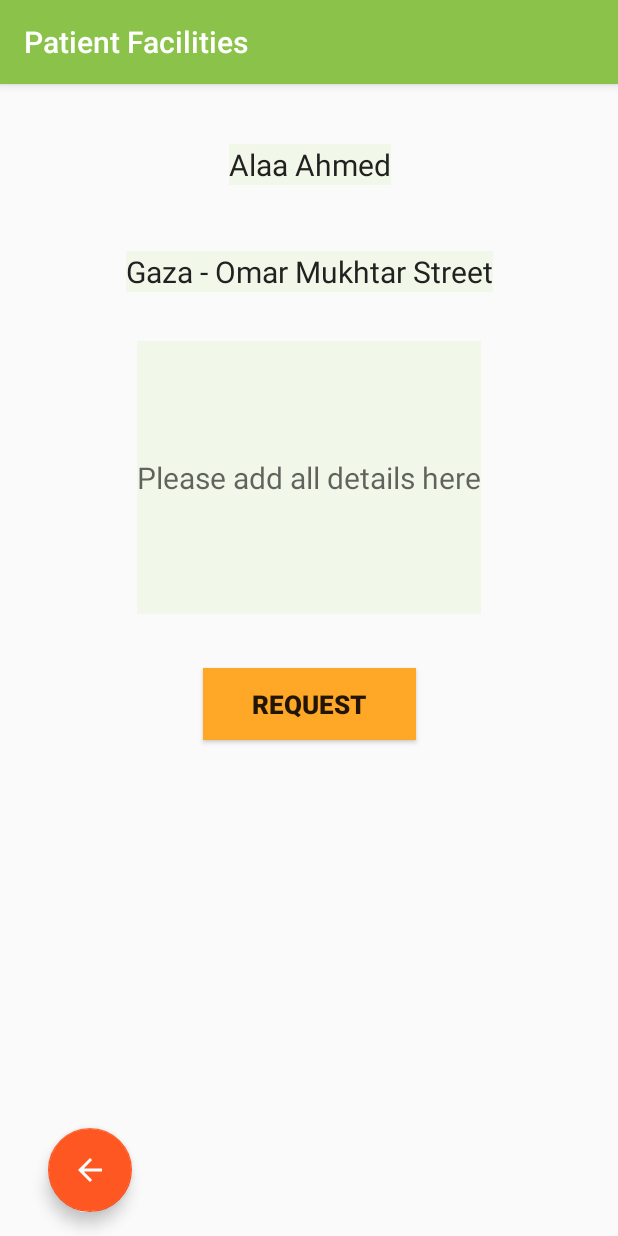
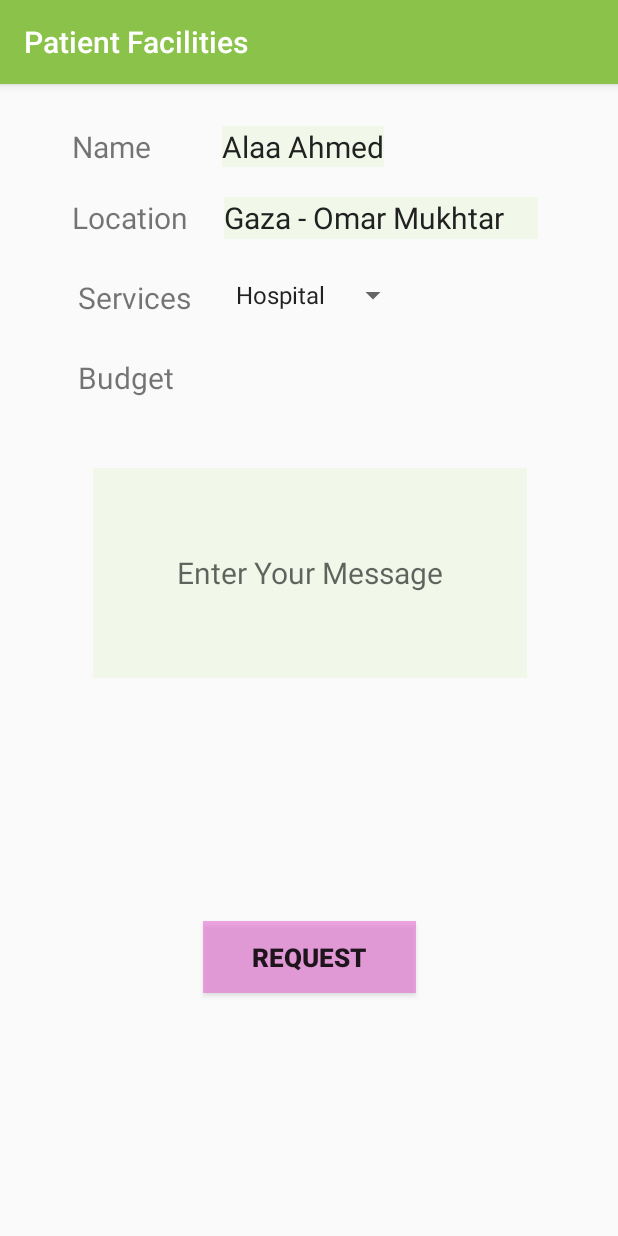
Before and after one commit to mohammedAlefrangy/AdvancedAndroid_MyGarden, an Android app: the patient_facilities screen opened directly, with no data from a screen before it, on a phone screen of 412 x 824 dp. Run offline under Robolectric (Android 15) with nearby library versions, the phone set to English and light mode, and no system bars.

Commit message:
edit patient

```diff
--- a/app/src/main/AndroidManifest.xml
+++ b/app/src/main/AndroidManifest.xml
@@ -49,7 +49,8 @@
         <activity
             android:name=".patient_facilities"
             android:label="Patient Facilities" />
-        <activity android:name=".story_details"></activity>
+        <activity android:name=".story_details" />
+        <activity android:name=".activity_message_list"></activity>
     </application>
 
 </manifest>
--- a/app/src/main/java/com/example/android/mygarden/ui/MainActivity.java
+++ b/app/src/main/java/com/example/android/mygarden/ui/MainActivity.java
@@ -34,6 +34,7 @@ import android.widget.ImageView;
 import android.widget.Toast;
 
 import com.example.android.mygarden.R;
+import com.example.android.mygarden.activity_message_list;
 import com.example.android.mygarden.patient_facilities;
 import com.example.android.mygarden.videosa_and_stories;
 
@@ -110,8 +111,8 @@ public class MainActivity
                 Toast.makeText(this, "messages is cliked", Toast.LENGTH_SHORT).show();
                 break;
             case R.id.chat:
-                Toast.makeText(this, "chat is cliked", Toast.LENGTH_SHORT).show();
-                break;
+                Intent intentchat = new Intent(MainActivity.this, activity_message_list.class);
+                startActivity(intentchat);                 break;
             case R.id.posts:
                 Toast.makeText(this, "posts is cliked", Toast.LENGTH_SHORT).show();
                 break;
--- a/app/src/main/res/layout/activity_patient_facilities.xml
+++ b/app/src/main/res/layout/activity_patient_facilities.xml
@@ -4,92 +4,138 @@
     xmlns:tools="http://schemas.android.com/tools"
     android:layout_width="match_parent"
     android:layout_height="match_parent"
-    tools:context=".patient_facilities">
+    tools:context=".patient_facilities"
+    tools:layout_editor_absoluteY="81dp">
+
+    <TextView
+        android:id="@+id/tv_mony"
+        android:layout_width="81dp"
+        android:layout_height="29dp"
+        android:layout_marginTop="24dp"
+        android:text="Budget"
+        android:textSize="20sp"
+        app:layout_constraintStart_toStartOf="@+id/textView4"
+        app:layout_constraintTop_toBottomOf="@+id/textView4" />
 
     <TextView
         android:id="@+id/nameOfPreson"
         android:layout_width="wrap_content"
         android:layout_height="wrap_content"
+        android:layout_marginLeft="32dp"
+        android:layout_marginStart="32dp"
+        android:background="@color/primary_light_50"
+        android:text="Alaa Ahmed"
+        android:textColor="@color/primary_text"
+        android:textSize="20sp"
+        app:layout_constraintStart_toEndOf="@+id/textView3"
+        app:layout_constraintTop_toTopOf="@+id/textView3" />
+
+    <TextView
+        android:id="@+id/location"
+        android:layout_width="209dp"
+        android:layout_height="28dp"
+        android:layout_marginLeft="20dp"
+        android:layout_marginStart="20dp"
+        android:background="@color/primary_light_50"
+        android:text="Gaza - Omar Mukhtar Street"
+        android:textColor="@color/primary_text"
+        android:textSize="20sp"
+        app:layout_constraintStart_toEndOf="@+id/textView2"
+        app:layout_constraintTop_toTopOf="@+id/textView2" />
+
+    <android.support.v7.widget.AppCompatSpinner
+        android:id="@+id/appCompatSpinner2"
+        android:layout_width="wrap_content"
+        android:layout_height="wrap_content"
+        android:layout_marginLeft="16dp"
+        android:layout_marginStart="16dp"
+        android:entries="@array/spiner"
+        app:layout_constraintStart_toEndOf="@+id/textView4"
+        app:layout_constraintTop_toTopOf="@+id/textView4">
+
+    </android.support.v7.widget.AppCompatSpinner>
+
+    <EditText
+        android:id="@+id/details"
+        android:layout_width="289dp"
+        android:layout_height="140dp"
+        android:layout_marginTop="256dp"
+        android:background="@color/primary_light_50"
+        android:gravity="center"
+        android:hint="Enter Your Message"
+        android:textColor="@color/primary_text"
+        android:textSize="20sp"
+        app:layout_constraintEnd_toEndOf="parent"
+        app:layout_constraintHorizontal_bias="0.505"
+        app:layout_constraintStart_toStartOf="parent"
+        app:layout_constraintTop_toTopOf="parent" />
+
+    <Button
+        android:id="@+id/button"
+        android:layout_width="142dp"
+        android:layout_height="wrap_content"
+        android:layout_marginBottom="8dp"
         android:layout_marginEnd="8dp"
         android:layout_marginLeft="8dp"
         android:layout_marginRight="8dp"
         android:layout_marginStart="8dp"
-        android:layout_marginTop="40dp"
-        android:background="@color/primary_light_50"
-        android:text="Alaa Ahmed"
-        android:textColor="@color/primary_text"
-        android:textSize="20sp"
-        app:layout_constraintEnd_toEndOf="parent"
-        app:layout_constraintHorizontal_bias="0.502"
-        app:layout_constraintStart_toStartOf="parent"
-        app:layout_constraintTop_toTopOf="parent" />
-
-    <TextView
-        android:id="@+id/location"
-        android:layout_width="wrap_content"
-        android:layout_height="wrap_content"
-        android:layout_marginEnd="8dp"
-        android:layout_marginLeft="8dp"
-        android:layout_marginRight="8dp"
-        android:layout_marginStart="8dp"
-        android:layout_marginTop="44dp"
-        android:background="@color/primary_light_50"
-        android:text="Gaza - Omar Mukhtar Street"
-        android:textColor="@color/primary_text"
-        android:textSize="20sp"
-        app:layout_constraintEnd_toEndOf="parent"
-        app:layout_constraintStart_toStartOf="parent"
-        app:layout_constraintTop_toBottomOf="@+id/nameOfPreson" />
-
-    <EditText
-        android:id="@+id/details"
-        android:layout_width="wrap_content"
-        android:layout_height="182dp"
-        android:layout_marginEnd="8dp"
-        android:layout_marginLeft="8dp"
-        android:layout_marginRight="8dp"
-        android:layout_marginStart="8dp"
-        android:layout_marginTop="104dp"
-        android:background="@color/primary_light_50"
-        android:hint="Please add all details here"
-        android:textColor="@color/primary_text"
-        android:textSize="20sp"
-        app:layout_constraintEnd_toEndOf="parent"
-        app:layout_constraintStart_toStartOf="parent"
-        app:layout_constraintTop_toBottomOf="@+id/nameOfPreson" />
-
-    <Button
-        android:layout_width="142dp"
-        android:layout_height="wrap_content"
-        android:layout_marginEnd="8dp"
-        android:layout_marginLeft="8dp"
-        android:layout_marginRight="8dp"
-        android:layout_marginStart="8dp"
-        android:layout_marginTop="36dp"
-        android:background="#ffa726"
+        android:layout_marginTop="8dp"
+        android:background="#90e767d2"
         android:onClick="onRequestClick"
+        android:text="Request"
         android:textSize="17sp"
         android:textStyle="bold"
-        android:text="Request"
+        app:layout_constraintBottom_toBottomOf="parent"
         app:layout_constraintEnd_toEndOf="parent"
         app:layout_constraintStart_toStartOf="parent"
         app:layout_constraintTop_toBottomOf="@+id/details" />
 
-    <android.support.design.widget.FloatingActionButton
-        android:id="@+id/back_button"
-        android:layout_width="wrap_content"
-        android:layout_height="wrap_content"
-        android:layout_alignParentBottom="true"
-        android:layout_alignParentLeft="true"
-        android:layout_alignParentStart="true"
-        android:layout_marginBottom="16dp"
-        android:layout_marginLeft="32dp"
-        android:layout_marginStart="32dp"
-        android:onClick="onBackButtonClick"
-        android:src="@drawable/arrow_back_white"
-        app:fabSize="normal"
-        app:layout_constraintBottom_toBottomOf="parent"
-        app:layout_constraintStart_toStartOf="parent" />
+    <TextView
+        android:id="@+id/textView2"
+        android:layout_width="81dp"
+        android:layout_height="29dp"
+        android:layout_marginTop="24dp"
+        android:text="Location"
+        android:textSize="20sp"
+        app:layout_constraintStart_toStartOf="@+id/textView3"
+        app:layout_constraintTop_toBottomOf="@+id/textView3" />
+
+    <TextView
+        android:id="@+id/textView4"
+        android:layout_width="81dp"
+        android:layout_height="29dp"
+        android:layout_marginLeft="4dp"
+        android:layout_marginStart="4dp"
+        android:layout_marginTop="24dp"
+        android:text="Services"
+        android:textSize="20sp"
+        app:layout_constraintStart_toStartOf="@+id/textView2"
+        app:layout_constraintTop_toBottomOf="@+id/textView2" />
+
+    <TextView
+        android:id="@+id/textView3"
+        android:layout_width="68dp"
+        android:layout_height="23dp"
+        android:layout_marginLeft="48dp"
+        android:layout_marginStart="48dp"
+        android:layout_marginTop="28dp"
+        android:text="Name"
+        android:textSize="20sp"
+        app:layout_constraintStart_toStartOf="parent"
+        app:layout_constraintTop_toTopOf="parent" />
+
+    <EditText
+        android:id="@+id/tv_value"
+        android:layout_width="93dp"
+        android:layout_height="36dp"
+        android:layout_marginLeft="16dp"
+        android:layout_marginStart="16dp"
+        android:ems="10"
+        android:hint="Value"
+        android:inputType="textPersonName"
+        android:visibility="invisible"
+        app:layout_constraintStart_toEndOf="@+id/tv_mony"
+        app:layout_constraintTop_toTopOf="@+id/tv_mony" />
 
 
 </android.support.constraint.ConstraintLayout>
--- a/app/src/main/res/layout/activity_story_details.xml
+++ b/app/src/main/res/layout/activity_story_details.xml
@@ -23,7 +23,6 @@
         app:layout_constraintHorizontal_bias="0.502"
         app:layout_constraintStart_toStartOf="parent"
         app:layout_constraintTop_toTopOf="parent" />
-
 
     <TextView
         android:id="@+id/details"
--- a/app/src/main/res/values/arrays.xml
+++ b/app/src/main/res/values/arrays.xml
@@ -23,4 +23,9 @@ String type = plantTypes.getString(0); // this will return "vine"
         <item>vine</item>
         <item>cactus</item>
     </array>
+
+    <string-array name="spiner">
+        <item>Hospital</item>
+        <item>Home</item>
+    </string-array>
 </resources>
```
Also changed, not shown: app/src/main/java/com/example/android/mygarden/activity_message_list.java (added, +13 -0 lines), app/src/main/java/com/example/android/mygarden/story_details.java (+4 -4 lines), app/src/main/res/layout/activity_message_list.xml (added, +66 -0 lines).
